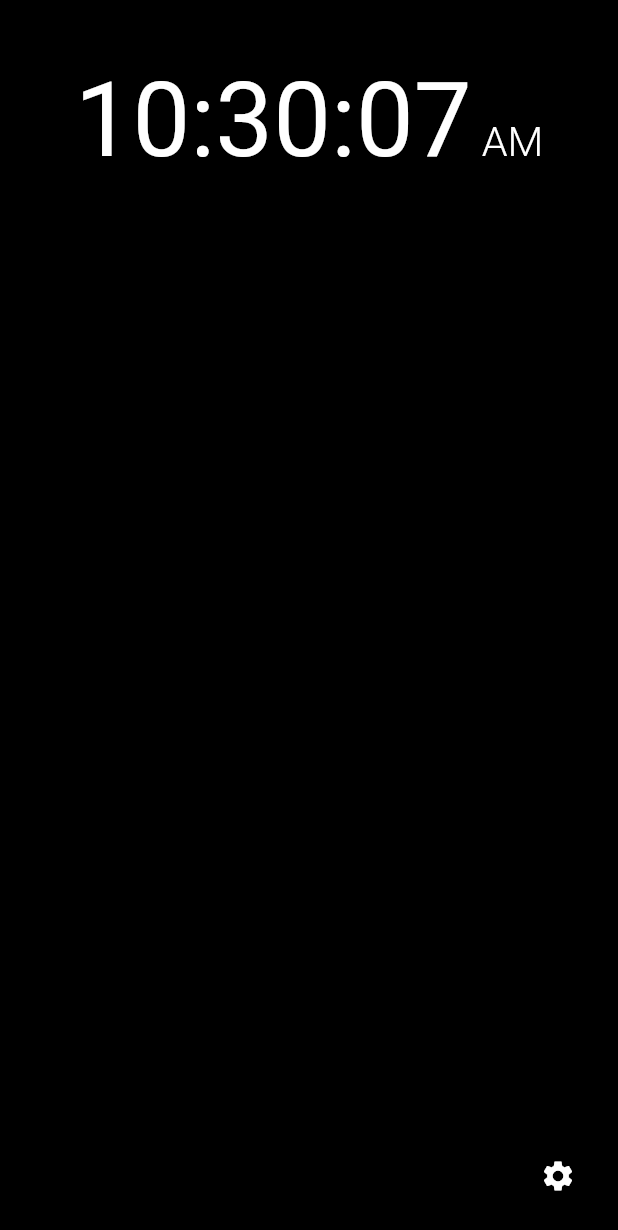
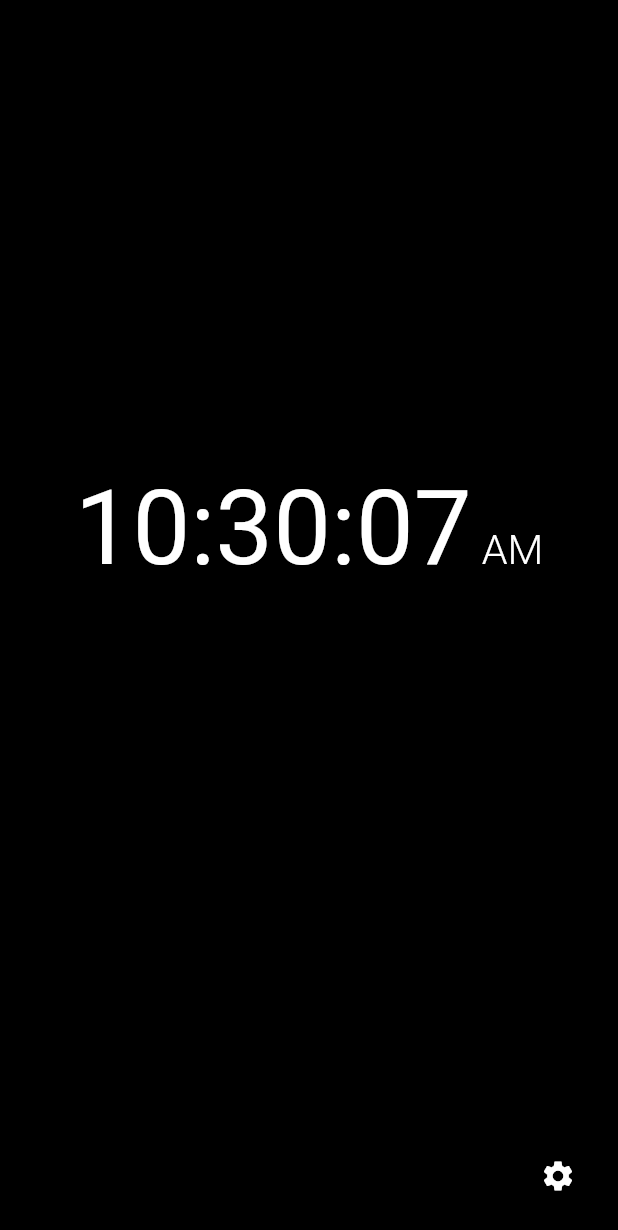
Before and after one commit to IshikaLunagariya/ishika-lunagariya, a Flutter app: the screen it shows after launch, on a phone screen of 412 x 824 dp. Shown: the top 1230 px of the screen. Run offline on Flutter 3.47's test engine with Material 2 defaults, Android fonts, the light colour scheme and no system bars; our stand-ins replace get; missing offline and left inert: screen_brightness.

```diff
--- a/lib/modules/home_screen/presentation/home_screen.dart
+++ b/lib/modules/home_screen/presentation/home_screen.dart
@@ -30,6 +30,7 @@ class HomeScreen extends StatelessWidget {
       body: Padding(
         padding: const EdgeInsets.symmetric(vertical: 40),
         child: Obx(() => Column(
+              mainAxisAlignment: MainAxisAlignment.start,
               children: [
                 settingController.dimmer.value
                     ? Center(
@@ -48,6 +49,9 @@ class HomeScreen extends StatelessWidget {
                         ),
                       )
                     : const SizedBox(),
+                SizedBox(
+                  height: SizeUtils.verticalBlockSize * 33,
+                ),
                 Obx(
                   () => Center(
                     child: RichText(
```
